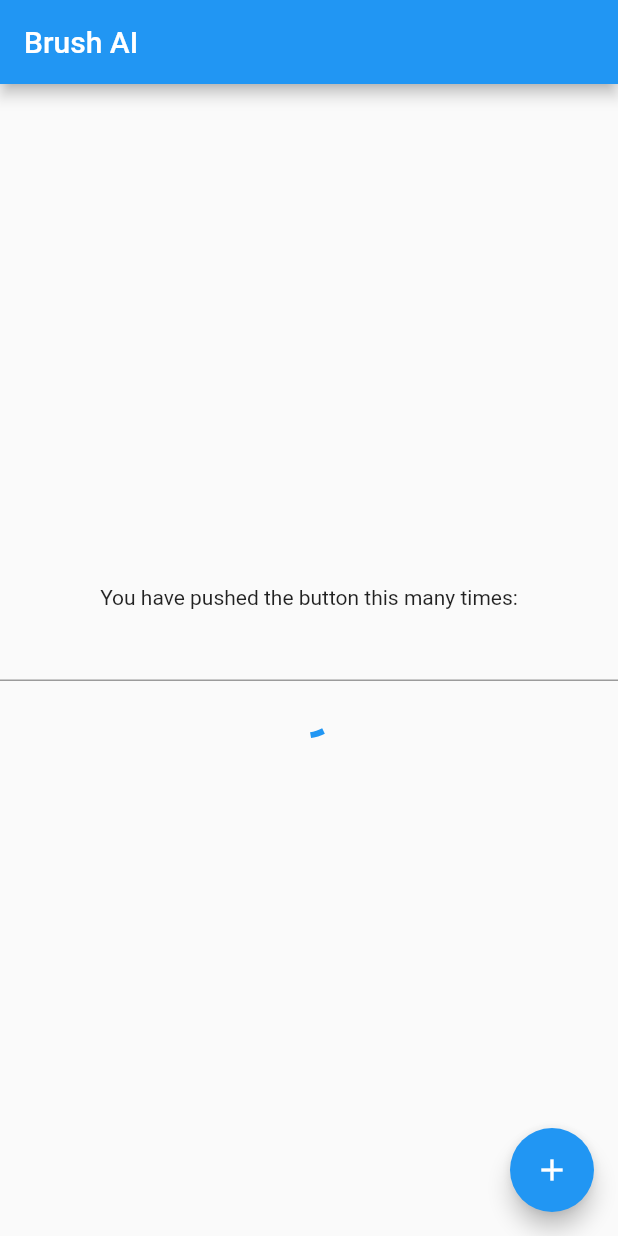
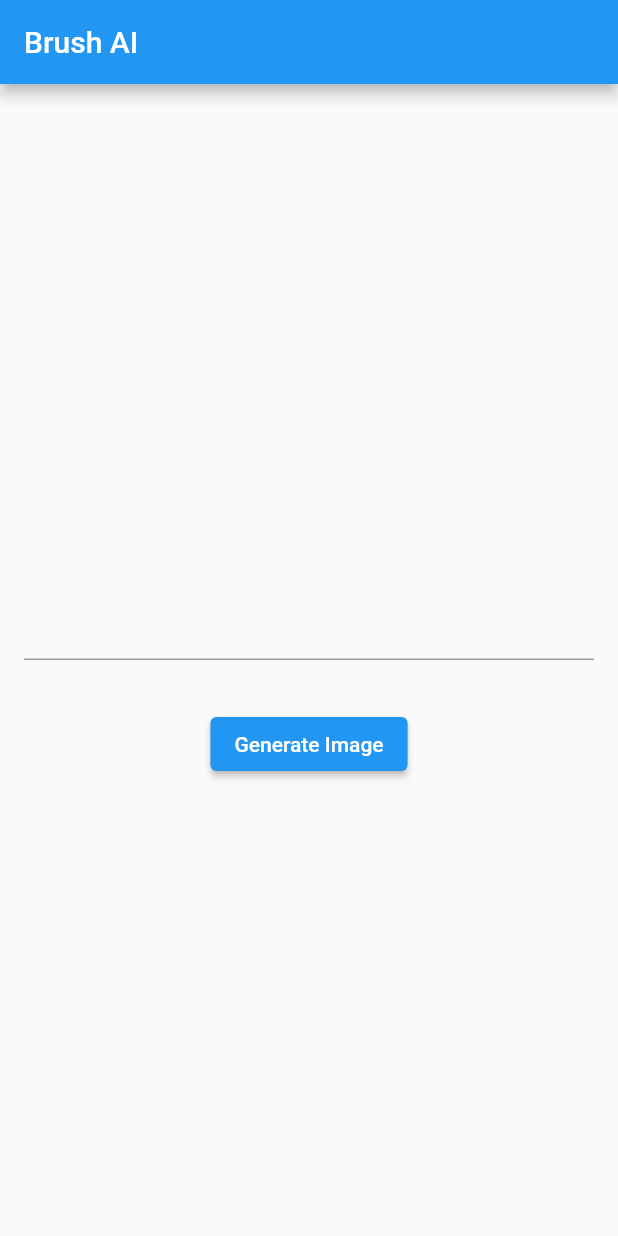
Before and after one commit to joshuadeguzman/stability-sdk-dart, a Flutter app: the screen it shows after launch, on a phone screen of 412 x 824 dp. Run offline on Flutter 3.47's test engine with Material 2 defaults, Android fonts, the phone set to English and light mode, and no system bars; our stand-ins replace fixnum, flutter_dotenv; missing offline and left inert: cached_memory_image, grpc, protobuf.

Commit message:
ptch: Update example app

```diff
--- a/examples/brush_ai/lib/main.dart
+++ b/examples/brush_ai/lib/main.dart
@@ -36,9 +36,11 @@ class _MyHomePageState extends State<MyHomePage> {
   late StabilityApiClient client;
   late TextEditingController queryController;
   String? image;
+  late bool isLoading;
 
   @override
   void initState() {
+    isLoading = false;
     client = StabilityApiClient.init(dotenv.get('STABILITY_API_KEY'));
     queryController = TextEditingController();
 
@@ -51,6 +53,7 @@ class _MyHomePageState extends State<MyHomePage> {
       if (answer?.artifacts.isNotEmpty == true) {
         setState(() {
           image = answer!.artifacts.first.getImage();
+          isLoading = false;
         });
       }
     });
@@ -63,33 +66,36 @@ class _MyHomePageState extends State<MyHomePage> {
         title: Text(widget.title),
       ),
       body: Center(
+        child: Padding(
+          padding: const EdgeInsets.all(16),
           child: Column(
             mainAxisAlignment: MainAxisAlignment.center,
             children: <Widget>[
-            const Text(
-              'You have pushed the button this many times:',
+              if (image != null && !isLoading)
+                CachedMemoryImage(
+                  base64: image,
+                  uniqueKey: image.toString(),
                 ),
+              if (isLoading) const CircularProgressIndicator(),
+              const SizedBox(height: 32),
               TextField(
                 controller: queryController,
               ),
-            if (image != null)
-              CachedMemoryImage(
-                base64: image,
-                uniqueKey: image.toString(),
-              )
-            else
-              const CircularProgressIndicator.adaptive()
+              const SizedBox(height: 32),
+              ElevatedButton(
+                onPressed: () {
+                  if (queryController.text.isNotEmpty) {
+                    setState(() {
+                      isLoading = true;
+                    });
+                    generateImage(queryController.text);
+                  }
+                },
+                child: const Text('Generate Image'),
+              ),
             ],
           ),
         ),
-      floatingActionButton: FloatingActionButton(
-        onPressed: () {
-          if (queryController.text.isNotEmpty) {
-            generateImage(queryController.text);
-          }
-        },
-        tooltip: 'Generate Art',
-        child: const Icon(Icons.add),
       ),
     );
   }
```
Also changed, not shown: 1 other file. Lines whose indentation alone changed are shown as unchanged.
